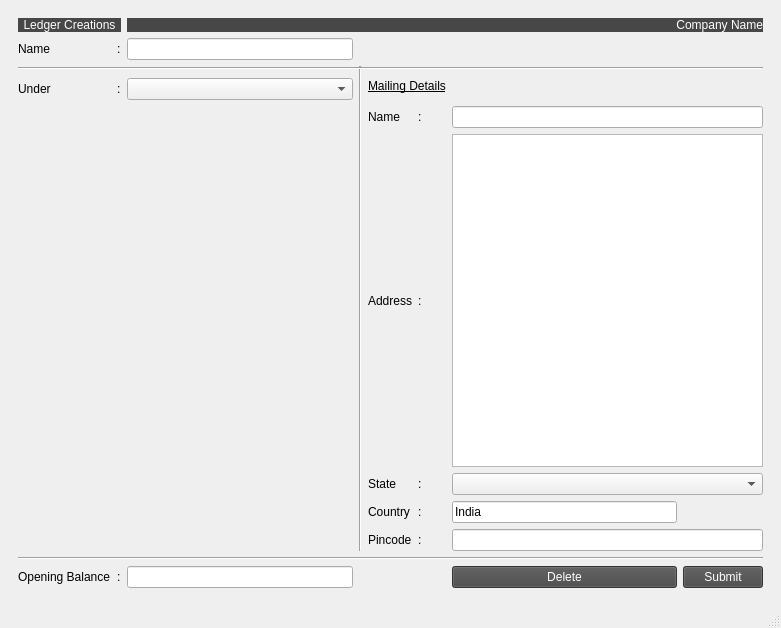
Old version of the form Resources/Ui/LedgerCreate.ui in the repository Darshitjivani/MBAS.
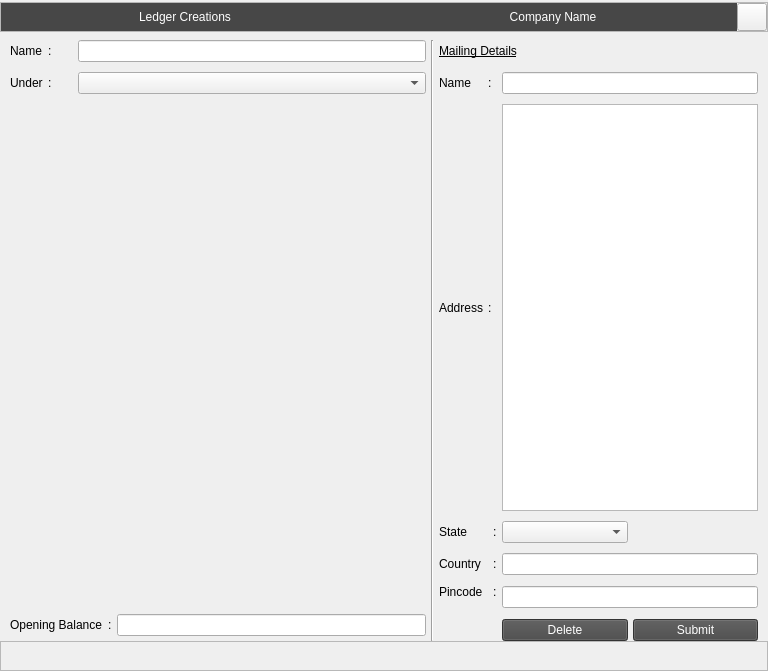
New version of the form. Icons and pictures are not drawn.

Patch:
```diff
--- a/Resources/Ui/LedgerCreate.ui
+++ b/Resources/Ui/LedgerCreate.ui
@@ -6,42 +6,64 @@
    <rect>
     <x>0</x>
     <y>0</y>
-    <width>781</width>
-    <height>628</height>
+    <width>768</width>
+    <height>671</height>
    </rect>
   </property>
+  <property name="minimumSize">
+   <size>
+    <width>22</width>
+    <height>0</height>
+   </size>
+  </property>
   <property name="windowTitle">
    <string>MainWindow</string>
   </property>
+  <property name="styleSheet">
+   <string notr="true">font: 10pt &quot;Sitka Text&quot;;</string>
+  </property>
   <widget class="QWidget" name="centralwidget">
    <layout class="QGridLayout" name="gridLayout">
-    <item row="0" column="0">
+    <property name="leftMargin">
+     <number>0</number>
+    </property>
+    <property name="topMargin">
+     <number>0</number>
+    </property>
+    <property name="rightMargin">
+     <number>0</number>
+    </property>
+    <property name="bottomMargin">
+     <number>0</number>
+    </property>
+    <property name="spacing">
+     <number>0</number>
+    </property>
+    <item row="2" column="0">
      <widget class="QWidget" name="widget" native="true">
-      <layout class="QGridLayout" name="gridLayout_2">
-       <item row="12" column="7">
-        <widget class="QPushButton" name="pbSubmit">
-         <property name="styleSheet">
-          <string notr="true">background-color: rgb(71, 71, 71);
-color: rgb(255, 255, 255);
-font: 75 10pt &quot;MS Shell Dlg 2&quot;;
-</string>
-         </property>
-         <property name="text">
-          <string>Submit</string>
-         </property>
-        </widget>
-       </item>
-       <item row="12" column="1">
-        <widget class="QLabel" name="label_18">
-         <property name="styleSheet">
-          <string notr="true">font: 75 10pt &quot;MS Shell Dlg 2&quot;;</string>
-         </property>
-         <property name="text">
-          <string>:</string>
-         </property>
-        </widget>
-       </item>
-       <item row="1" column="0">
+      <property name="layoutDirection">
+       <enum>Qt::LeftToRight</enum>
+      </property>
+      <layout class="QGridLayout" name="gridLayout_3">
+       <property name="leftMargin">
+        <number>10</number>
+       </property>
+       <property name="topMargin">
+        <number>10</number>
+       </property>
+       <property name="rightMargin">
+        <number>10</number>
+       </property>
+       <property name="bottomMargin">
+        <number>0</number>
+       </property>
+       <property name="horizontalSpacing">
+        <number>5</number>
+       </property>
+       <property name="verticalSpacing">
+        <number>10</number>
+       </property>
+       <item row="0" column="0">
         <widget class="QLabel" name="label">
          <property name="styleSheet">
           <string notr="true">font: 75 10pt &quot;MS Shell Dlg 2&quot;;</string>
@@ -51,43 +73,7 @@
          </property>
         </widget>
        </item>
-       <item row="6" column="4">
-        <widget class="QLabel" name="label_5">
-         <property name="styleSheet">
-          <string notr="true">font: 75 10pt &quot;MS Shell Dlg 2&quot;;</string>
-         </property>
-         <property name="text">
-          <string>Name</string>
-         </property>
-        </widget>
-       </item>
-       <item row="1" column="1">
-        <widget class="QLabel" name="label_11">
-         <property name="styleSheet">
-          <string notr="true">font: 75 10pt &quot;MS Shell Dlg 2&quot;;</string>
-         </property>
-         <property name="text">
-          <string>:</string>
-         </property>
-        </widget>
-       </item>
-       <item row="6" column="6" colspan="2">
-        <widget class="QLineEdit" name="leMailingName"/>
-       </item>
-       <item row="9" column="5">
-        <widget class="QLabel" name="label_16">
-         <property name="styleSheet">
-          <string notr="true">font: 75 10pt &quot;MS Shell Dlg 2&quot;;</string>
-         </property>
-         <property name="text">
-          <string>:</string>
-         </property>
-        </widget>
-       </item>
-       <item row="7" column="6" colspan="2">
-        <widget class="QPlainTextEdit" name="ptAddress"/>
-       </item>
-       <item row="5" column="0">
+       <item row="1" column="0">
         <widget class="QLabel" name="label_4">
          <property name="styleSheet">
           <string notr="true">font: 75 10pt &quot;MS Shell Dlg 2&quot;;</string>
@@ -97,103 +83,51 @@
          </property>
         </widget>
        </item>
-       <item row="10" column="4">
-        <widget class="QLabel" name="label_9">
-         <property name="styleSheet">
-          <string notr="true">font: 75 10pt &quot;MS Shell Dlg 2&quot;;</string>
-         </property>
-         <property name="text">
-          <string>Pincode</string>
-         </property>
-        </widget>
-       </item>
-       <item row="1" column="2">
-        <widget class="QLineEdit" name="leAcName"/>
-       </item>
-       <item row="3" column="3" rowspan="8">
-        <widget class="Line" name="line_2">
-         <property name="orientation">
-          <enum>Qt::Vertical</enum>
-         </property>
-        </widget>
-       </item>
-       <item row="2" column="0" rowspan="3" colspan="8">
+       <item row="0" column="5" rowspan="8">
         <widget class="Line" name="line">
+         <property name="minimumSize">
+          <size>
+           <width>0</width>
+           <height>0</height>
+          </size>
+         </property>
+         <property name="maximumSize">
+          <size>
+           <width>16777215</width>
+           <height>16777215</height>
+          </size>
+         </property>
          <property name="orientation">
-          <enum>Qt::Horizontal</enum>
+          <enum>Qt::Vertical</enum>
          </property>
         </widget>
        </item>
-       <item row="5" column="1">
-        <widget class="QLabel" name="label_10">
+       <item row="7" column="9">
+        <widget class="QPushButton" name="pbDelete">
          <property name="styleSheet">
-          <string notr="true">font: 75 10pt &quot;MS Shell Dlg 2&quot;;</string>
+          <string notr="true">background-color: rgb(71, 71, 71);
+color: rgb(255, 255, 255);
+</string>
          </property>
          <property name="text">
-          <string>:</string>
+          <string>Delete</string>
          </property>
         </widget>
        </item>
-       <item row="7" column="5">
-        <widget class="QLabel" name="label_14">
-         <property name="styleSheet">
-          <string notr="true">font: 75 10pt &quot;MS Shell Dlg 2&quot;;</string>
-         </property>
-         <property name="text">
-          <string>:</string>
-         </property>
-        </widget>
-       </item>
-       <item row="8" column="5">
-        <widget class="QLabel" name="label_15">
-         <property name="styleSheet">
-          <string notr="true">font: 75 10pt &quot;MS Shell Dlg 2&quot;;</string>
-         </property>
-         <property name="text">
-          <string>:</string>
-         </property>
-        </widget>
-       </item>
-       <item row="5" column="2">
+       <item row="1" column="2" colspan="3">
         <widget class="QComboBox" name="cbUnderGroup"/>
        </item>
-       <item row="7" column="4">
-        <widget class="QLabel" name="label_6">
+       <item row="6" column="3" rowspan="2">
+        <widget class="QLabel" name="label_18">
          <property name="styleSheet">
           <string notr="true">font: 75 10pt &quot;MS Shell Dlg 2&quot;;</string>
          </property>
          <property name="text">
-          <string>Address</string>
+          <string>:</string>
          </property>
         </widget>
        </item>
-       <item row="9" column="4">
-        <widget class="QLabel" name="label_8">
-         <property name="styleSheet">
-          <string notr="true">font: 75 10pt &quot;MS Shell Dlg 2&quot;;</string>
-         </property>
-         <property name="text">
-          <string>Country</string>
-         </property>
-        </widget>
-       </item>
-       <item row="0" column="2" colspan="6">
-        <widget class="QLabel" name="lbCompanyName">
-         <property name="styleSheet">
-          <string notr="true">background-color: rgb(71, 71, 71);
-color: rgb(255, 255, 255);
-font: 75 10pt &quot;MS Shell Dlg 2&quot;;
-</string>
-         </property>
-         <property name="text">
-          <string>Company Name</string>
-         </property>
-         <property name="alignment">
-          <set>Qt::AlignRight|Qt::AlignTrailing|Qt::AlignVCenter</set>
-         </property>
-        </widget>
-       </item>
-       <item row="4" column="4" rowspan="2" colspan="2">
+       <item row="0" column="6" colspan="4">
         <widget class="QLabel" name="label_12">
          <property name="styleSheet">
           <string notr="true">font: 75 10pt &quot;MS Shell Dlg 2&quot;;
@@ -205,7 +139,7 @@
          </property>
         </widget>
        </item>
-       <item row="6" column="5">
+       <item row="1" column="7" colspan="2">
         <widget class="QLabel" name="label_13">
          <property name="styleSheet">
           <string notr="true">font: 75 10pt &quot;MS Shell Dlg 2&quot;;</string>
@@ -215,31 +149,20 @@
          </property>
         </widget>
        </item>
-       <item row="0" column="0" colspan="2">
-        <widget class="QLabel" name="label_2">
+       <item row="7" column="10">
+        <widget class="QPushButton" name="pbSubmit">
          <property name="styleSheet">
           <string notr="true">background-color: rgb(71, 71, 71);
 color: rgb(255, 255, 255);
-font: 75 10pt &quot;MS Shell Dlg 2&quot;;
 </string>
          </property>
          <property name="text">
-          <string>Ledger Creations</string>
+          <string>Submit</string>
          </property>
-         <property name="alignment">
-          <set>Qt::AlignCenter</set>
-         </property>
         </widget>
        </item>
-       <item row="9" column="6">
-        <widget class="QLineEdit" name="leCountry">
-         <property name="text">
-          <string>India</string>
-         </property>
-        </widget>
-       </item>
-       <item row="10" column="5">
-        <widget class="QLabel" name="label_17">
+       <item row="2" column="7" colspan="2">
+        <widget class="QLabel" name="label_14">
          <property name="styleSheet">
           <string notr="true">font: 75 10pt &quot;MS Shell Dlg 2&quot;;</string>
          </property>
@@ -248,7 +171,20 @@
          </property>
         </widget>
        </item>
-       <item row="8" column="4">
+       <item row="6" column="0" rowspan="2" colspan="3">
+        <widget class="QLabel" name="label_3">
+         <property name="styleSheet">
+          <string notr="true"/>
+         </property>
+         <property name="text">
+          <string>Opening Balance</string>
+         </property>
+        </widget>
+       </item>
+       <item row="0" column="2" colspan="3">
+        <widget class="QLineEdit" name="leAcName"/>
+       </item>
+       <item row="3" column="6">
         <widget class="QLabel" name="label_7">
          <property name="styleSheet">
           <string notr="true">font: 75 10pt &quot;MS Shell Dlg 2&quot;;</string>
@@ -258,61 +194,263 @@
          </property>
         </widget>
        </item>
-       <item row="8" column="6" colspan="2">
+       <item row="3" column="9">
         <widget class="QComboBox" name="cbState"/>
        </item>
-       <item row="10" column="6" colspan="2">
-        <widget class="QLineEdit" name="lePincode"/>
-       </item>
-       <item row="11" column="0" colspan="8">
-        <widget class="Line" name="line_3">
-         <property name="orientation">
-          <enum>Qt::Horizontal</enum>
-         </property>
-        </widget>
-       </item>
-       <item row="12" column="0">
-        <widget class="QLabel" name="label_3">
-         <property name="styleSheet">
-          <string notr="true">font: 75 10pt &quot;MS Shell Dlg 2&quot;;</string>
-         </property>
-         <property name="text">
-          <string>Opening Balance</string>
-         </property>
-        </widget>
-       </item>
-       <item row="12" column="2">
+       <item row="6" column="4" rowspan="2">
         <widget class="QLineEdit" name="leBalance"/>
        </item>
-       <item row="12" column="6">
-        <widget class="QPushButton" name="pbDelete">
+       <item row="4" column="6" colspan="2">
+        <widget class="QLabel" name="label_8">
          <property name="styleSheet">
+          <string notr="true"/>
+         </property>
+         <property name="text">
+          <string>Country</string>
+         </property>
+        </widget>
+       </item>
+       <item row="2" column="6">
+        <widget class="QLabel" name="label_6">
+         <property name="styleSheet">
+          <string notr="true"/>
+         </property>
+         <property name="text">
+          <string>Address</string>
+         </property>
+        </widget>
+       </item>
+       <item row="1" column="9" colspan="2">
+        <widget class="QLineEdit" name="leMailingName"/>
+       </item>
+       <item row="0" column="1">
+        <widget class="QLabel" name="label_11">
+         <property name="styleSheet">
+          <string notr="true">font: 75 10pt &quot;MS Shell Dlg 2&quot;;</string>
+         </property>
+         <property name="text">
+          <string>:</string>
+         </property>
+        </widget>
+       </item>
+       <item row="2" column="9" colspan="2">
+        <widget class="QPlainTextEdit" name="ptAddress"/>
+       </item>
+       <item row="5" column="8">
+        <widget class="QLabel" name="label_17">
+         <property name="styleSheet">
+          <string notr="true">font: 75 10pt &quot;MS Shell Dlg 2&quot;;</string>
+         </property>
+         <property name="text">
+          <string>:</string>
+         </property>
+        </widget>
+       </item>
+       <item row="4" column="8">
+        <widget class="QLabel" name="label_16">
+         <property name="styleSheet">
+          <string notr="true">font: 75 10pt &quot;MS Shell Dlg 2&quot;;</string>
+         </property>
+         <property name="text">
+          <string>:</string>
+         </property>
+        </widget>
+       </item>
+       <item row="1" column="6">
+        <widget class="QLabel" name="label_5">
+         <property name="styleSheet">
+          <string notr="true"/>
+         </property>
+         <property name="text">
+          <string>Name</string>
+         </property>
+        </widget>
+       </item>
+       <item row="3" column="8">
+        <widget class="QLabel" name="label_15">
+         <property name="styleSheet">
+          <string notr="true">font: 75 10pt &quot;MS Shell Dlg 2&quot;;</string>
+         </property>
+         <property name="text">
+          <string>:</string>
+         </property>
+        </widget>
+       </item>
+       <item row="5" column="9" rowspan="2" colspan="2">
+        <widget class="QLineEdit" name="lePincode"/>
+       </item>
+       <item row="4" column="9" colspan="2">
+        <widget class="QLineEdit" name="leCountry">
+         <property name="text">
+          <string/>
+         </property>
+        </widget>
+       </item>
+       <item row="1" column="1">
+        <widget class="QLabel" name="label_10">
+         <property name="styleSheet">
+          <string notr="true">font: 75 10pt &quot;MS Shell Dlg 2&quot;;</string>
+         </property>
+         <property name="text">
+          <string>:</string>
+         </property>
+        </widget>
+       </item>
+       <item row="5" column="6" colspan="2">
+        <widget class="QLabel" name="label_9">
+         <property name="styleSheet">
+          <string notr="true">font: 10pt &quot;Sitka Text&quot;;
+</string>
+         </property>
+         <property name="text">
+          <string>Pincode</string>
+         </property>
+        </widget>
+       </item>
+      </layout>
+     </widget>
+    </item>
+    <item row="0" column="0">
+     <widget class="QFrame" name="frame">
+      <property name="minimumSize">
+       <size>
+        <width>0</width>
+        <height>30</height>
+       </size>
+      </property>
+      <property name="maximumSize">
+       <size>
+        <width>16777215</width>
+        <height>25</height>
+       </size>
+      </property>
+      <property name="frameShape">
+       <enum>QFrame::StyledPanel</enum>
+      </property>
+      <property name="frameShadow">
+       <enum>QFrame::Raised</enum>
+      </property>
+      <layout class="QGridLayout" name="gridLayout_2">
+       <property name="leftMargin">
+        <number>0</number>
+       </property>
+       <property name="topMargin">
+        <number>0</number>
+       </property>
+       <property name="rightMargin">
+        <number>0</number>
+       </property>
+       <property name="bottomMargin">
+        <number>0</number>
+       </property>
+       <property name="spacing">
+        <number>0</number>
+       </property>
+       <item row="0" column="2">
+        <widget class="QPushButton" name="pushButton">
+         <property name="minimumSize">
+          <size>
+           <width>30</width>
+           <height>0</height>
+          </size>
+         </property>
+         <property name="maximumSize">
+          <size>
+           <width>30</width>
+           <height>30</height>
+          </size>
+         </property>
+         <property name="text">
+          <string/>
+         </property>
+         <property name="icon">
+          <iconset resource="../icons/icons.qrc">
+           <normaloff>:/newPrefix/icons/x.svg</normaloff>:/newPrefix/icons/x.svg</iconset>
+         </property>
+         <property name="iconSize">
+          <size>
+           <width>20</width>
+           <height>20</height>
+          </size>
+         </property>
+        </widget>
+       </item>
+       <item row="0" column="0">
+        <widget class="QLabel" name="lbLedgerCreations">
+         <property name="maximumSize">
+          <size>
+           <width>16777215</width>
+           <height>30</height>
+          </size>
+         </property>
+         <property name="styleSheet">
           <string notr="true">background-color: rgb(71, 71, 71);
 color: rgb(255, 255, 255);
 font: 75 10pt &quot;MS Shell Dlg 2&quot;;
 </string>
          </property>
          <property name="text">
-          <string>Delete</string>
+          <string>Ledger Creations</string>
          </property>
+         <property name="alignment">
+          <set>Qt::AlignCenter</set>
+         </property>
         </widget>
        </item>
+       <item row="0" column="1">
+        <widget class="QLabel" name="lbCompanyName">
+         <property name="minimumSize">
+          <size>
+           <width>0</width>
+           <height>0</height>
+          </size>
+         </property>
+         <property name="maximumSize">
+          <size>
+           <width>16777215</width>
+           <height>30</height>
+          </size>
+         </property>
+         <property name="styleSheet">
+          <string notr="true">background-color: rgb(71, 71, 71);
+color: rgb(255, 255, 255);
+</string>
+         </property>
+         <property name="text">
+          <string>Company Name</string>
+         </property>
+         <property name="alignment">
+          <set>Qt::AlignCenter</set>
+         </property>
+        </widget>
+       </item>
       </layout>
      </widget>
     </item>
+    <item row="3" column="0">
+     <widget class="QFrame" name="frame_2">
+      <property name="minimumSize">
+       <size>
+        <width>0</width>
+        <height>30</height>
+       </size>
+      </property>
+      <property name="maximumSize">
+       <size>
+        <width>16777215</width>
+        <height>30</height>
+       </size>
+      </property>
+      <property name="frameShape">
+       <enum>QFrame::StyledPanel</enum>
+      </property>
+      <property name="frameShadow">
+       <enum>QFrame::Raised</enum>
+      </property>
+     </widget>
+    </item>
    </layout>
   </widget>
-  <widget class="QMenuBar" name="menubar">
-   <property name="geometry">
-    <rect>
-     <x>0</x>
-     <y>0</y>
-     <width>781</width>
-     <height>21</height>
-    </rect>
-   </property>
-  </widget>
-  <widget class="QStatusBar" name="statusbar"/>
  </widget>
  <resources/>
  <connections/>
```
Left out of the diff: 13 changed lines with no effect on the pictures.
